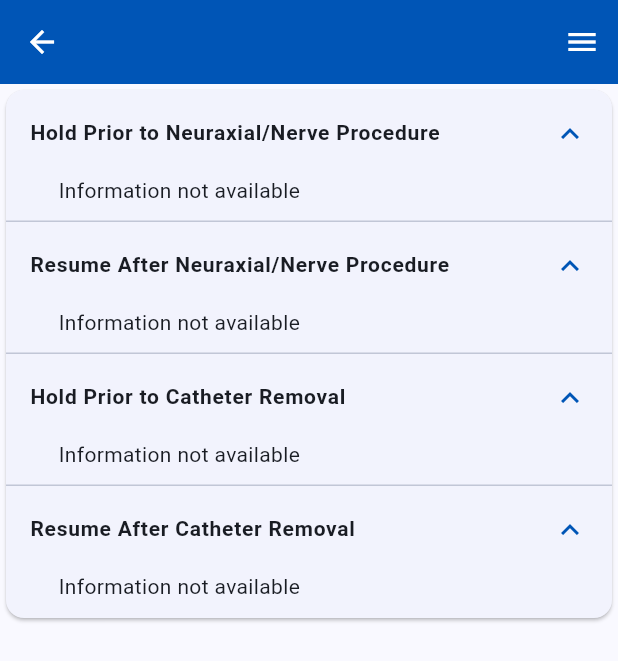
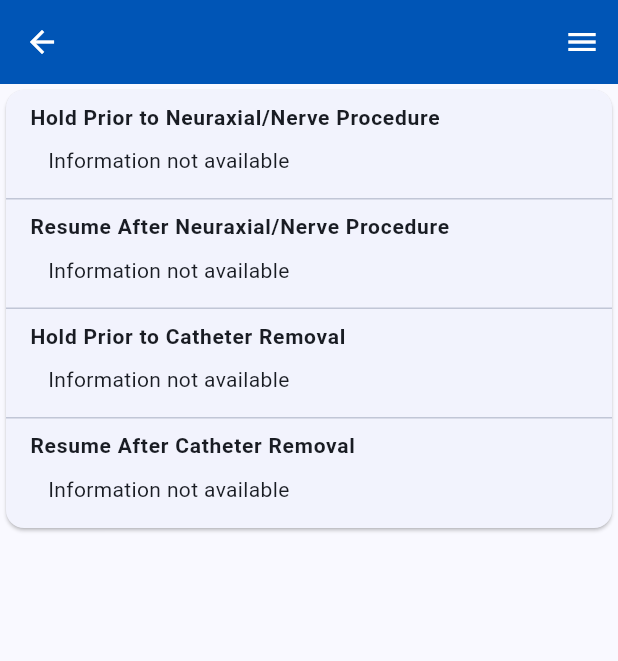
Before and after one commit to wikianesthesia/wikianesthesia_mobile, a Flutter app: the ACPage screen opened directly with empty values, on a phone screen of 412 x 824 dp. Shown: the top 661 px of the screen. Run offline on Flutter 3.47's test engine with Material 3 defaults, Android fonts, the phone set to English and light mode, and no system bars; drawn by our look-alikes of flutter_markdown, toastification; our stand-ins replace cookie_jar, dio, dio_cookie_manager, flutter_riverpod, flutter_secure_storage, flutter_staggered_animations and 5 more; missing offline and left inert: flutter_inappwebview, shelf_router, sherlock; accounts and stored records are empty; generated files the repository leaves out were written again; statements that could not run were skipped; project files that could hold a hidden picture were left out.

Commit message:
Made anticoags and EP devices pages nonexpandable

```diff
--- a/lib/Anticoagulation/ac_page.dart
+++ b/lib/Anticoagulation/ac_page.dart
@@ -60,24 +60,37 @@ class DrugInfoTile extends StatelessWidget {
   @override
   Widget build(BuildContext context) {
     const headerStyle = TextStyle(fontSize: 14, fontWeight: FontWeight.bold);
-    return Theme(
-      data: Theme.of(context).copyWith(dividerColor: Colors.transparent),
-      child: ExpansionTile(
-        initiallyExpanded: true,
-        expandedAlignment: Alignment.centerLeft,
-        tilePadding: const EdgeInsets.symmetric(vertical: 0.0, horizontal: 16.0),
-        childrenPadding: const EdgeInsets.only(top: 0, bottom: 10),
-        title: Text(title, style: headerStyle),
-        children: [
-          Padding(
-            padding: const EdgeInsets.symmetric(horizontal: 35.0),
-            child: MarkdownBody(
-              shrinkWrap: true,
-              data: content
-            ),
+
+    return ListTile(
+      title: Text(title, style: headerStyle),
+      subtitle: Padding(
+        padding: const EdgeInsets.symmetric(vertical: 8.0, horizontal: 12.0),
+        child: SelectionArea(
+          child: MarkdownBody(
+            shrinkWrap: true,
+            data: content,
           ),
-        ],
+        ),
       ),
     );
+    // return Theme(
+    //   data: Theme.of(context).copyWith(dividerColor: Colors.transparent),
+    //   child: ExpansionTile(
+    //     initiallyExpanded: true,
+    //     expandedAlignment: Alignment.centerLeft,
+    //     tilePadding: const EdgeInsets.symmetric(vertical: 0.0, horizontal: 16.0),
+    //     childrenPadding: const EdgeInsets.only(top: 0, bottom: 10),
+    //     title: Text(title, style: headerStyle),
+    //     children: [
+    //       Padding(
+    //         padding: const EdgeInsets.symmetric(horizontal: 35.0),
+    //         child: MarkdownBody(
+    //           shrinkWrap: true,
+    //           data: content
+    //         ),
+    //       ),
+    //     ],
+    //   ),
+    // );
   }
 }
--- a/pubspec.yaml
+++ b/pubspec.yaml
@@ -16,7 +16,7 @@ publish_to: 'none' # Remove this line if you wish to publish to pub.dev
 # https://developer.apple.com/library/archive/documentation/General/Reference/InfoPlistKeyReference/Articles/CoreFoundationKeys.html
 # In Windows, build-name is used as the major, minor, and patch parts
 # of the product and file versions while build-number is used as the build suffix.
-version: 0.0.9+14
+version: 0.0.9+15
 
 environment:
   sdk: '>=3.4.4 <5.0.0'
```
Also changed, not shown: lib/Pacemaker/ep_magnet_page.dart (+15 -1 lines).
